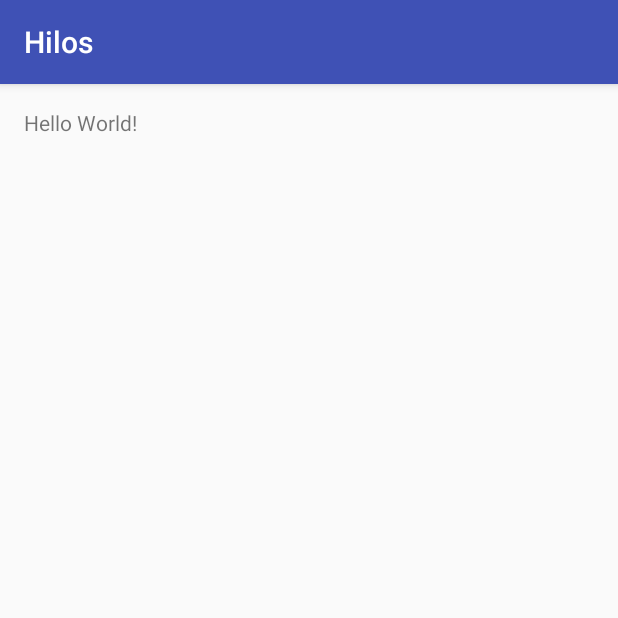
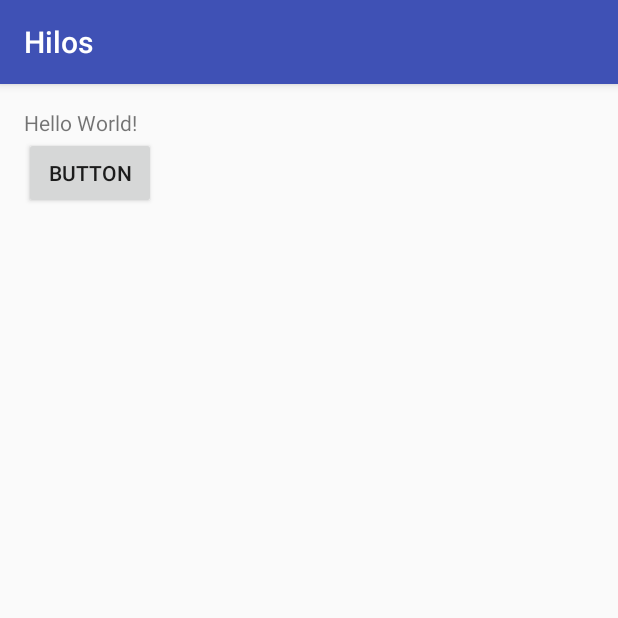
Before and after one commit to juanjiga/Hilos, an Android app: the screen it shows after launch (MainActivity), on a phone screen of 412 x 824 dp, the top half of it. Run offline under Robolectric (Android 15) with nearby library versions, the phone set to English and light mode, and no system bars.

Commit message:
recibido en taller y primer commit desde este

```diff
--- a/app/src/main/java/com/juanjiga/hilos/MainActivity.java
+++ b/app/src/main/java/com/juanjiga/hilos/MainActivity.java
@@ -2,12 +2,28 @@ package com.juanjiga.hilos;
 
 import android.support.v7.app.AppCompatActivity;
 import android.os.Bundle;
+import android.view.View;
+import android.widget.Button;
+import android.widget.TextView;
 
-public class MainActivity extends AppCompatActivity {
+public class MainActivity extends AppCompatActivity implements View.OnClickListener {
+
+    Button button;
+    TextView textView;
 
     @Override
     protected void onCreate(Bundle savedInstanceState) {
         super.onCreate(savedInstanceState);
         setContentView(R.layout.activity_main);
+
+        button = (Button) findViewById(R.id.button);
+        textView = (TextView) findViewById((R.id.textView));
+
+        button.setOnClickListener(this);
+    }
+
+    @Override
+    public void onClick(View v) {
+
     }
 }
--- a/app/src/main/res/layout/activity_main.xml
+++ b/app/src/main/res/layout/activity_main.xml
@@ -14,5 +14,15 @@
     <TextView
         android:layout_width="wrap_content"
         android:layout_height="wrap_content"
-        android:text="Hello World!" />
+        android:text="Hello World!"
+        android:id="@+id/textView" />
+
+    <Button
+        android:text="Button"
+        android:layout_width="wrap_content"
+        android:layout_height="wrap_content"
+        android:layout_below="@+id/textView"
+        android:layout_alignParentLeft="true"
+        android:layout_alignParentStart="true"
+        android:id="@+id/button" />
 </RelativeLayout>
```
